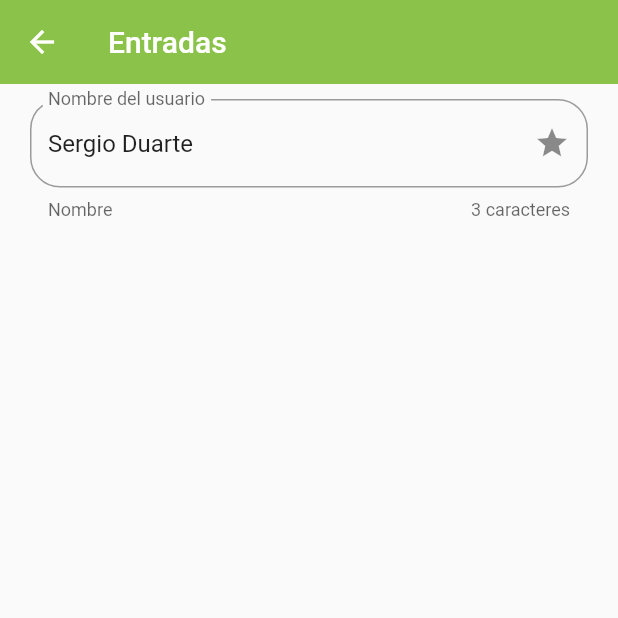
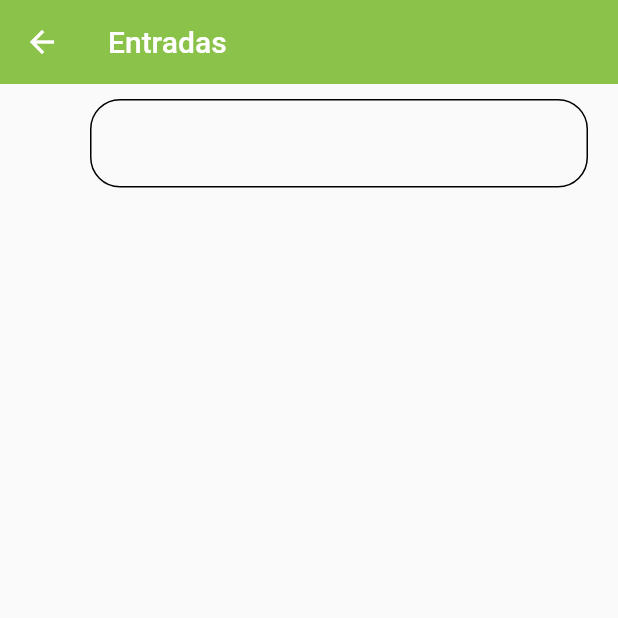
Before and after one commit to SergioK12/Componentes_Flutter_CursoUdemy, a Flutter app: the InputsView screen opened by its route, on a phone screen of 412 x 824 dp, the top half of it. Run offline on Flutter 3.47's test engine with Material 2 defaults, Android fonts, the phone set to English and light mode, and no system bars; our stand-ins replace carousel_slider.

Commit message:
Agregando el custominput

```diff
--- a/lib/themes/apptheme.dart
+++ b/lib/themes/apptheme.dart
@@ -26,7 +26,37 @@ class AppTheme {
         shape: const StadiumBorder(),
         elevation: 0,
       )
+    ),
+    inputDecorationTheme: const InputDecorationTheme(
+      floatingLabelStyle: TextStyle(
+        color: primaryColor,
 
+      ),
+      enabledBorder: OutlineInputBorder(
+        borderSide: BorderSide(
+            //color: primaryColor
+          ),
+          borderRadius: BorderRadius.all(
+             Radius.circular(20),
+            )
+      ),
+      focusedBorder: OutlineInputBorder(
+        borderSide: BorderSide(
+            color: Colors.green
+          ),
+          borderRadius: BorderRadius.all(
+             Radius.circular(30),
+            )
+      ),
+      border: OutlineInputBorder(
+        borderSide: BorderSide(
+            //color: primaryColor
+          ),
+          borderRadius: BorderRadius.only(
+             topLeft: Radius.circular(20),
+             topRight: Radius.circular(20)
+            )
+      ),
     )
   );
 }
--- a/lib/views/inputs_view.dart
+++ b/lib/views/inputs_view.dart
@@ -1,4 +1,5 @@
 import 'package:flutter/material.dart';
+import '../widgets/widgets.dart';
 
 class InputsView extends StatelessWidget {
   const InputsView({super.key});
@@ -13,42 +14,8 @@ class InputsView extends StatelessWidget {
         child: Padding(
           padding: const EdgeInsets.symmetric(horizontal: 20, vertical: 10,),
           child: Column(
-              children:  [
-                TextFormField(
-                  //autofocus: true,
-                  initialValue: "Sergio Duarte",
-                  textCapitalization: TextCapitalization.words,
-                  onChanged: (value){
-                    print(value);
-                  },
-                  validator: (value){
-                    if(value == null){
-                      return "Este campo es requerido";
-                    }
-                    return "XD";
-                  },
-                  autovalidateMode: AutovalidateMode.onUserInteraction,
-
-                  decoration:  const   InputDecoration(
-                    focusedBorder: OutlineInputBorder(
-                      borderSide: BorderSide(
-                        color: Colors.green
-                      )
-                    ),
-                    hintText: "Ingresa tu nombre",
-                    label:  Text("Nombre del usuario"),
-                    helperText: "Nombre",
-                    counterText: '3 caracteres',
-                    suffixIcon:  Icon(Icons.grade),
-                    border: OutlineInputBorder(
-                      borderRadius: BorderRadius.all(
-                        Radius.circular(20)
-
-                      )
-                    )
-                  ),
-                )
-
+              children: const [
+                 CustomImputWidget()
               ],
           ),
           ),
--- /dev/null
+++ b/lib/widgets/custom_input.dart
@@ -0,0 +1,45 @@
+import 'package:flutter/material.dart';
+class CustomImputWidget extends StatelessWidget {
+
+  final String? hintText;
+  final String? helperText;
+  final String? labelText;
+  final IconData? icon;
+  final IconData? suffixIcon;
+
+  const CustomImputWidget({
+    Key? key,
+    this.hintText,
+    this.helperText,
+    this.labelText,
+    this.icon,
+    this.suffixIcon,
+  }) : super(key: key);
+
+  @override
+  Widget build(BuildContext context) {
+    return TextFormField(
+      //autofocus: true,
+      //initialValue: "Sergio Duarte",
+      textCapitalization: TextCapitalization.words,
+      onChanged: (value){
+        debugPrint(value);
+      },
+      validator: (value){
+        if(value == null){
+          return "Este campo es requerido";
+        }
+        return "XD";
+      },
+      autovalidateMode: AutovalidateMode.onUserInteraction,
+
+      decoration:  InputDecoration(
+        icon: Icon(icon),
+        suffixIcon: Icon(suffixIcon),
+        hintText: hintText,
+        labelText: labelText,
+        helperText: helperText,
+      ),
+    );
+  }
+}
--- a/lib/widgets/widgets.dart
+++ b/lib/widgets/widgets.dart
@@ -1,2 +1,3 @@
+export 'package:componentes_flutter_curso_udemy/widgets/custom_input.dart';
 export 'package:componentes_flutter_curso_udemy/widgets/customcard_2.dart';
 export 'package:componentes_flutter_curso_udemy/widgets/customcard_1.dart';
```
